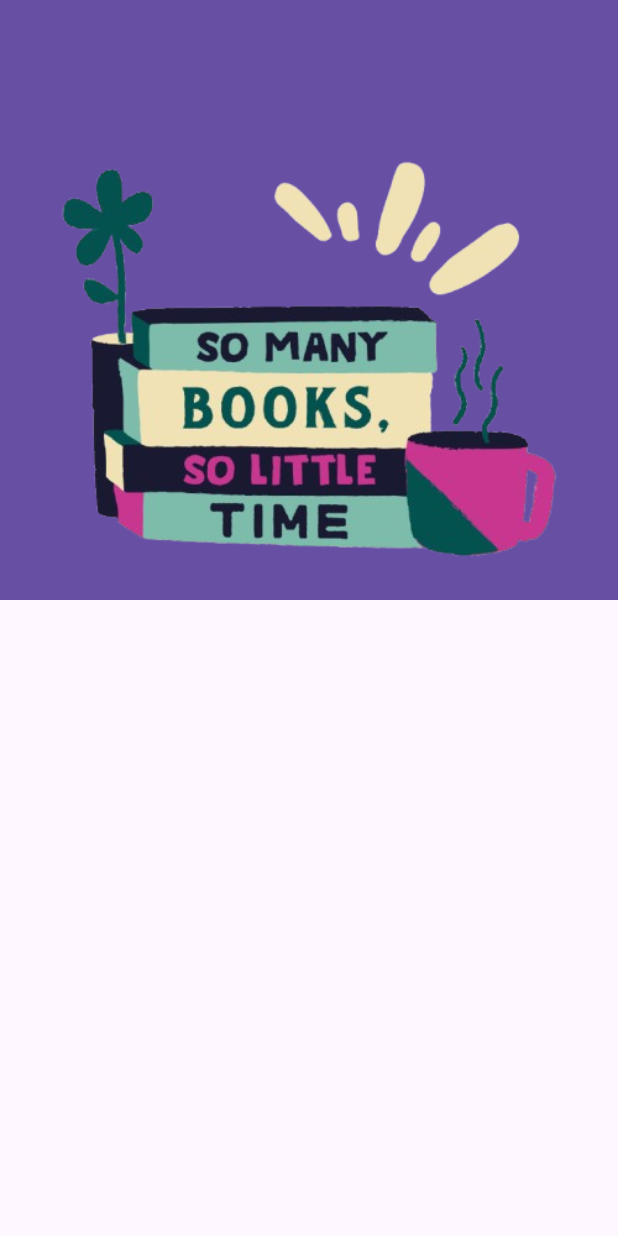
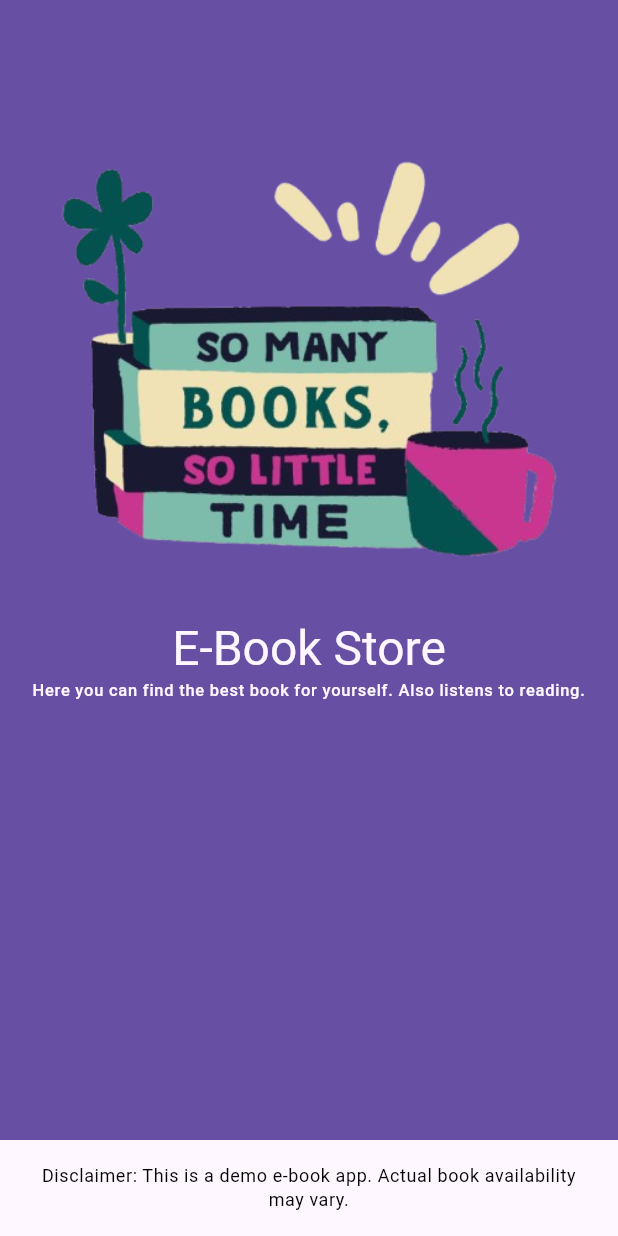
Before and after one commit to AzzamHussain/E-Library, a Flutter app: the Welcomepage screen opened directly, on a phone screen of 412 x 824 dp. Run offline on Flutter 3.47's test engine with Material 3 defaults, Android fonts, the phone set to English and light mode, and no system bars; our stand-ins replace get.

Commit message:
home  page started

```diff
--- /dev/null
+++ b/lib/pages/homepage.dart
@@ -0,0 +1,10 @@
+import 'package:flutter/material.dart';
+
+class Homepage extends StatelessWidget {
+  const Homepage({super.key});
+
+  @override
+  Widget build(BuildContext context) {
+    return const Placeholder();
+  }
+}
--- a/lib/pages/welcomepage.dart
+++ b/lib/pages/welcomepage.dart
@@ -1,3 +1,4 @@
+import 'package:e_books_app/pages/homepage.dart';
 import 'package:e_books_app/utils/colors.dart';
 import 'package:flutter/material.dart';
 import 'package:get/get_utils/get_utils.dart';
@@ -10,28 +11,73 @@ class Welcomepage extends StatefulWidget {
 }
 
 class _WelcomepageState extends State<Welcomepage> {
+  void initState() {
+    super.initState();
+    Future.delayed(Duration(seconds: 4), () {
+      Navigator.pushReplacement(
+          context,
+          MaterialPageRoute(
+              builder: (context) =>
+                  Homepage()) // Replace Homepage() with your homepage widget
+          );
+    });
+  }
+
   @override
   Widget build(BuildContext context) {
     return Scaffold(
-      body: Row(
+      body: Column(
         children: [
           Expanded(
             child: Container(
-              height: 400,
               color: Theme.of(context).colorScheme.primary,
               child: Column(
+                mainAxisAlignment: MainAxisAlignment.start,
                 children: [
                   Image.asset("assets/images/welcomePage.png"),
-                  Text("E-Book Store",
-                      style: Theme.of(context)
-                          .textTheme
-                          .headlineLarge
-                          ?.copyWith(
-                              color: Theme.of(context).colorScheme.background)),
+
+                  // Title Text
+                  Text(
+                    "E-Book Store",
+                    style: Theme.of(context).textTheme.headlineLarge?.copyWith(
+                          color: Theme.of(context).colorScheme.background,
+                        ),
+                  ),
+
+                  // Subtitle Text
+                  Padding(
+                    padding: const EdgeInsets.symmetric(horizontal: 16.0),
+                    child: Text(
+                      "Here you can find the best book for yourself. Also listens to reading.",
+                      textAlign: TextAlign.center,
+                      style: Theme.of(context).textTheme.labelSmall?.copyWith(
+                            color: Theme.of(context).colorScheme.background,
+                          ),
+                    ),
+                  ),
                 ],
               ),
             ),
-          )
+          ),
+
+          // Row with Disclaimer
+          Row(
+            children: [
+              Expanded(
+                child: Padding(
+                  padding: const EdgeInsets.all(16.0),
+                  child: Text(
+                    "Disclaimer: This is a demo e-book app. Actual book availability may vary.",
+                    textAlign: TextAlign.center,
+                    style: Theme.of(context).textTheme.bodySmall?.copyWith(
+                          color: Colors
+                              .black, // Use contrasting color for disclaimer
+                        ),
+                  ),
+                ),
+              ),
+            ],
+          ),
         ],
       ),
     );
```
